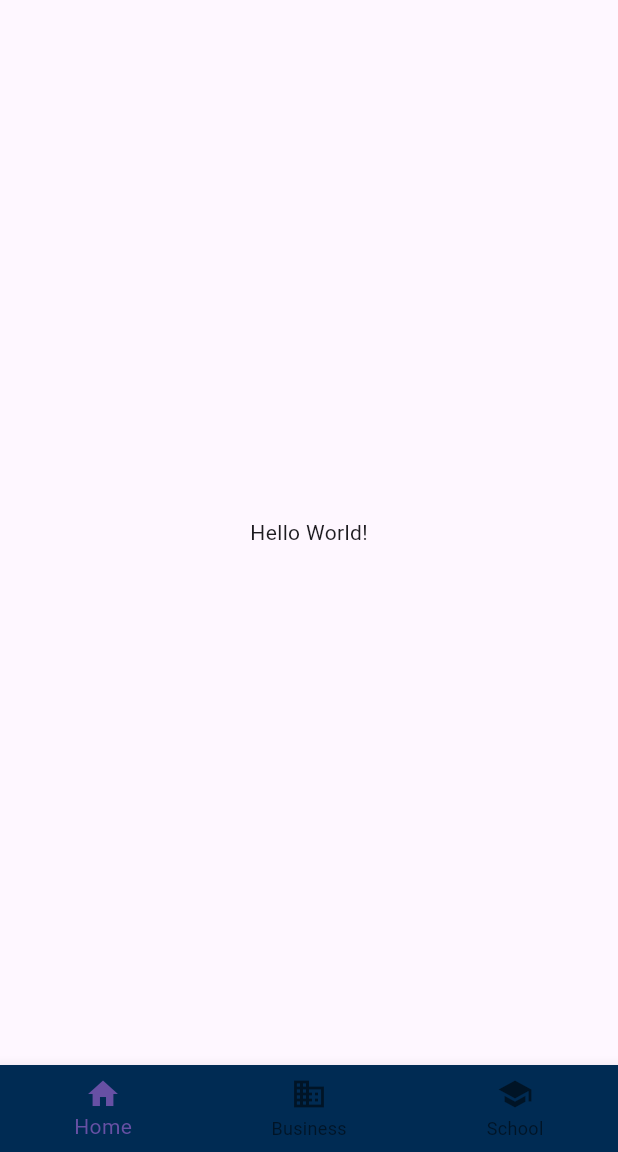
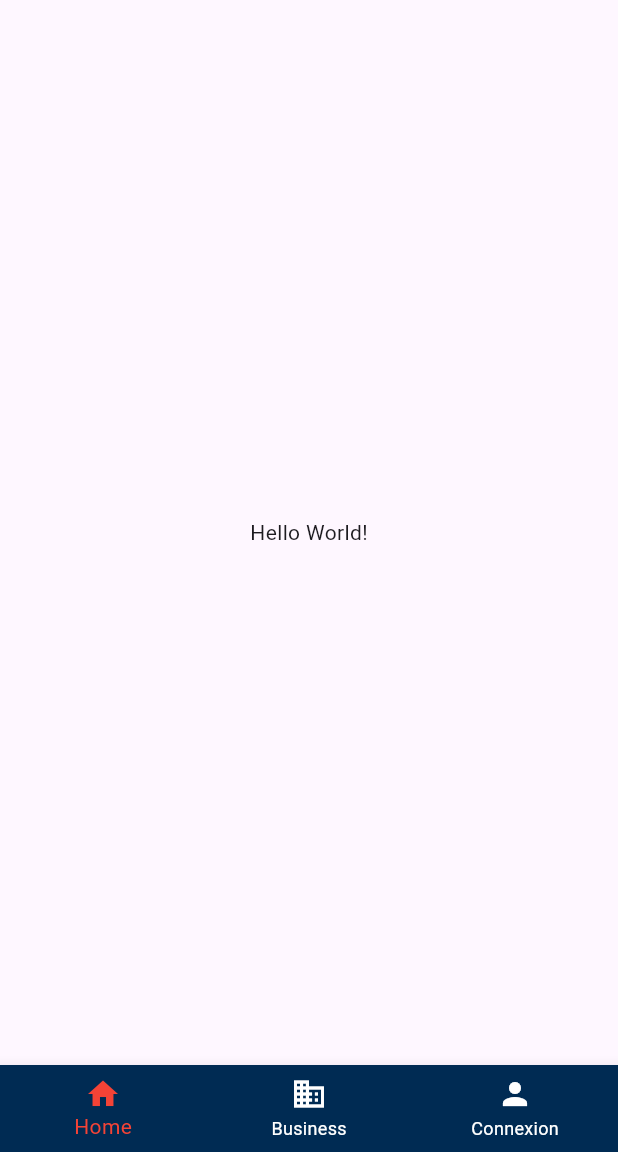
Before and after one commit to SpriiteL/CineWaveV1, a Flutter app: the screen it shows after launch, on a phone screen of 412 x 824 dp, the part 84-1236 px from its top. Run offline on Flutter 3.47's test engine with Material 3 defaults, Android fonts, the phone set to English and light mode, and no system bars.

Commit message:
AppBar + BottomBar

```diff
--- a/cinewave/lib/appbarbottom.dart
+++ b/cinewave/lib/appbarbottom.dart
@@ -1,9 +1,45 @@
 import 'package:flutter/material.dart';
+import 'package:cinewave/film.dart';
+import 'package:cinewave/main.dart';
+import 'appbar.dart';
+import 'login.dart';
 
-class BottomBar extends StatelessWidget {
+class BottomBar extends StatefulWidget {
+  @override
+  _BottomBarState createState() => _BottomBarState();
+}
+
+class _BottomBarState extends State<BottomBar> {
+  int _currentIndex = 0;
+
+  final List<Widget> _children = [
+    Scaffold(
+      appBar: MyAppBar(),
+      body: const MainBody(),
+    ),
+    Scaffold(
+      appBar: MyAppBar(),
+      body: const FilmPage(),
+    ),
+    Scaffold(
+      appBar: MyAppBar(),
+      body: const LoginPage(),
+    ),
+  ];
+
+  void onTabTapped(int index) {
+    setState(() {
+      _currentIndex = index;
+    });
+  }
+
   @override
   Widget build(BuildContext context) {
-    return BottomNavigationBar(
+    return Scaffold(
+      body: _children[_currentIndex],
+      bottomNavigationBar: BottomNavigationBar(
+        onTap: onTabTapped,
+        currentIndex: _currentIndex,
         items: const <BottomNavigationBarItem>[
           BottomNavigationBarItem(
             icon: Icon(Icons.home),
@@ -14,11 +50,14 @@ class BottomBar extends StatelessWidget {
             label: 'Business',
           ),
           BottomNavigationBarItem(
-          icon: Icon(Icons.school),
-          label: 'School',
+            icon: Icon(Icons.person),
+            label: 'Connexion',
           ),
         ],
         backgroundColor: const Color(0xFF002B53),
+        unselectedItemColor: Colors.white,
+        selectedItemColor: Colors.red,
+      ),
     );
   }
 }
--- a/cinewave/lib/main.dart
+++ b/cinewave/lib/main.dart
@@ -1,24 +1,28 @@
 import 'package:flutter/material.dart';
 import 'appbar.dart';
-import 'appbarbottom.dart'; // Assurez-vous que le chemin d'importation est correct
+import 'appbarbottom.dart';
 
 void main() {
   runApp(const MainApp());
 }
 
 class MainApp extends StatelessWidget {
-  const MainApp({super.key});
+  const MainApp({Key? key}) : super(key: key);
+  @override
+  Widget build(BuildContext context) {
+    return MaterialApp(
+      home: BottomBar(),
+    );
+  }
+}
+
+class MainBody extends StatelessWidget {
+  const MainBody({Key? key}) : super(key: key);
 
   @override
   Widget build(BuildContext context) {
-    return MaterialApp(
-      home: Scaffold(
-        appBar: MyAppBar(), // Utilisez MyAppBar ici
-        body: const Center(
-          child: Text('Hello World!'),
-        ),
-        bottomNavigationBar: BottomBar(), // Utilisez BottomBar ici
-      ),
+    return const Center(
+      child: Text('Hello World!'),
     );
   }
 }
```
Also changed, not shown: cinewave/lib/film.dart (added, +24 -0 lines), cinewave/lib/login.dart (added, +24 -0 lines). Lines whose indentation alone changed are shown as unchanged.
